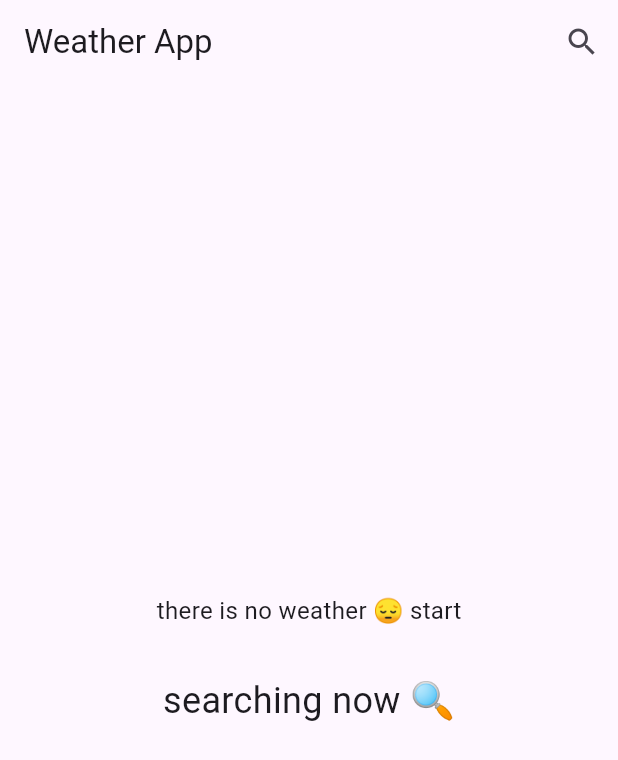
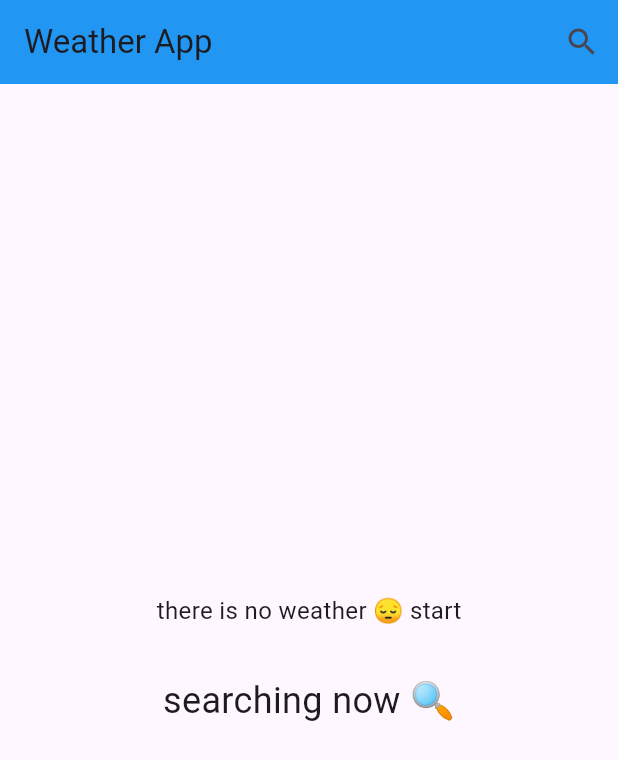
Before and after one commit to unityheroes/simple_weather_app, a Flutter app: the screen it shows after launch, on a phone screen of 412 x 824 dp. Shown: the top 760 px of the screen. Run offline on Flutter 3.47's test engine with Material 3 defaults, Android fonts, the phone set to English and light mode, and no system bars; our stand-ins replace dio, flutter_bloc.

Commit message:
enhance display data

```diff
--- a/lib/cubits/get_weather_cubit/get_weather_cubit.dart
+++ b/lib/cubits/get_weather_cubit/get_weather_cubit.dart
@@ -5,12 +5,12 @@ import 'package:simple_weather_app/services/weather_service.dart';
 
 class GetWeatherCubit extends Cubit<WeatherState> {
   GetWeatherCubit() : super(InitialState());
-  late WeatherModel weatherModel;
+  WeatherModel? weatherModel;
   getWeather({required String cityName}) async {
     try {
       weatherModel =
           await WeatherService().getCurrentweather(cityQuery: cityName);
-      emit(WeatherLoadedState(weatherModel: weatherModel));
+      emit(WeatherLoadedState(weatherModel: weatherModel!));
       return weatherModel;
     } catch (e) {
       emit(WeatherFailureState(failureMsg: e.toString()));
--- a/lib/main.dart
+++ b/lib/main.dart
@@ -1,6 +1,7 @@
 import 'package:flutter/material.dart';
 import 'package:flutter_bloc/flutter_bloc.dart';
 import 'package:simple_weather_app/cubits/get_weather_cubit/get_weather_cubit.dart';
+import 'package:simple_weather_app/cubits/get_weather_cubit/get_weather_state.dart';
 import 'package:simple_weather_app/views/home_view.dart';
 
 void main() {
@@ -13,11 +14,57 @@ class WeatherApp extends StatelessWidget {
   @override
   Widget build(BuildContext context) {
     return BlocProvider(
-      create: (context) => GetWeatherCubit(),
-      child: const MaterialApp(
-        debugShowCheckedModeBanner: false,
-        home: HomeView(),
-      ),
-    );
+        create: (context) => GetWeatherCubit(),
+        child: Builder(builder: (context) {
+          return BlocBuilder<GetWeatherCubit, WeatherState>(
+            builder: (context, state) {
+              return MaterialApp(
+                theme: ThemeData(
+                  appBarTheme: AppBarTheme(
+                    backgroundColor: getThemeColor(
+                      condition: BlocProvider.of<GetWeatherCubit>(context)
+                          .weatherModel
+                          ?.conditions,
+                    ),
+                  ),
+                ),
+                debugShowCheckedModeBanner: false,
+                home: const HomeView(),
+              );
+            },
+          );
+        }));
   }
 }
+
+List<Color> getThemeColors({required String? condition}) {
+  return [
+    getThemeColor(condition: condition),
+    getThemeColor(condition: condition)[300]!,
+    getThemeColor(condition: condition)[200]!,
+    getThemeColor(condition: condition)[50]!,
+  ];
+}
+
+MaterialColor getThemeColor({required String? condition}) {
+  if (condition == null) {
+    return Colors.blue;
+  }
+
+  switch (condition) {
+    case 'Clear':
+      return Colors.yellow;
+    case 'Partially cloudy':
+    case 'partly-cloudy-night':
+      return Colors.blue;
+    case 'clear-night':
+      return Colors.indigo;
+    case 'Overcast':
+      return Colors.grey;
+    case 'Rain, Overcast':
+    case 'Rain, Partially cloudy':
+      return Colors.blueGrey;
+    default:
+      return Colors.lightBlue;
+  }
+}
--- a/lib/models/weather_model.dart
+++ b/lib/models/weather_model.dart
@@ -17,7 +17,7 @@ class WeatherModel {
 
   String convertToFahrenheit({required String tmpvalue}) {
     double fahrenheit = double.tryParse(tmpvalue) ?? 0;
-    double celsius = (fahrenheit - 32) * 5 / 9;
+    int celsius = ((fahrenheit - 32) * 5 / 9).round();
     return celsius.toString();
   }
 
--- a/lib/views/home_view.dart
+++ b/lib/views/home_view.dart
@@ -39,7 +39,9 @@ class _HomeViewState extends State<HomeView> {
             if (state is InitialState) {
               return const NoWeatherBody();
             } else if (state is WeatherLoadedState) {
-              return const WeatherInfoBody();
+              return WeatherInfoBody(
+                weather: state.weatherModel,
+              );
             } else {
               return const Text("Oops there error"); // will make error page
             }
```
Also changed, not shown: lib/widgets/weather_info_body.dart (+14 -4 lines), 1 other file.
